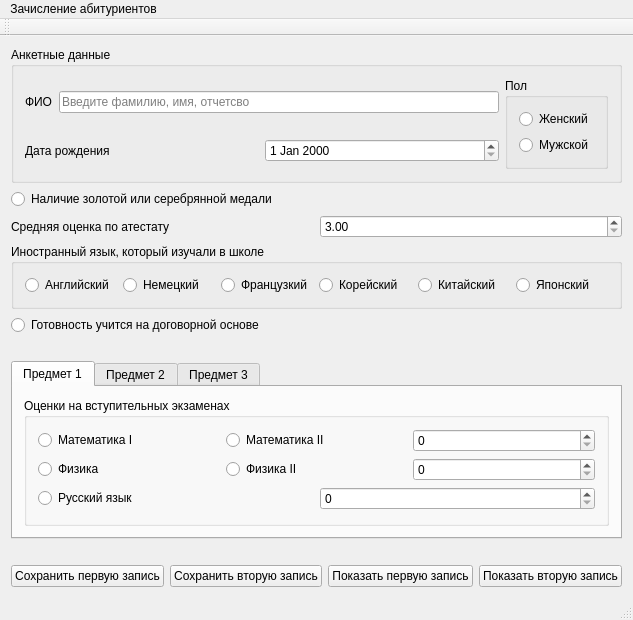
Before: the Qt Designer form mainwindow.ui in ghostik89/ControlWorkForOP, drawn with Qt 5.
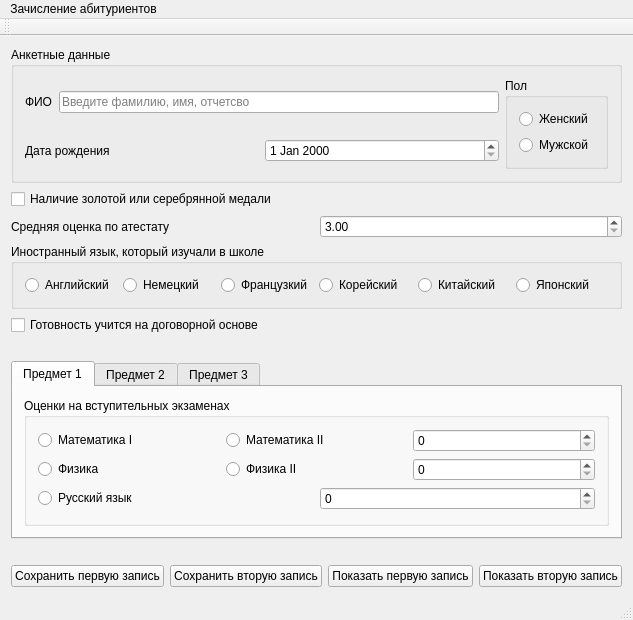
After: the same form once the commit is applied.

Patch:
```diff
--- a/mainwindow.ui
+++ b/mainwindow.ui
@@ -118,7 +118,7 @@
      </widget>
     </item>
     <item>
-     <widget class="QRadioButton" name="check_medal">
+     <widget class="QCheckBox" name="check_medal">
       <property name="text">
        <string>Наличие золотой или серебрянной медали</string>
       </property>
@@ -197,7 +197,7 @@
      </widget>
     </item>
     <item>
-     <widget class="QRadioButton" name="check_dogvor">
+     <widget class="QCheckBox" name="check_dogvor">
       <property name="text">
        <string>Готовность учится на договорной основе</string>
       </property>
```
Left out of the diff: 15 changed lines with no effect on the pictures.
